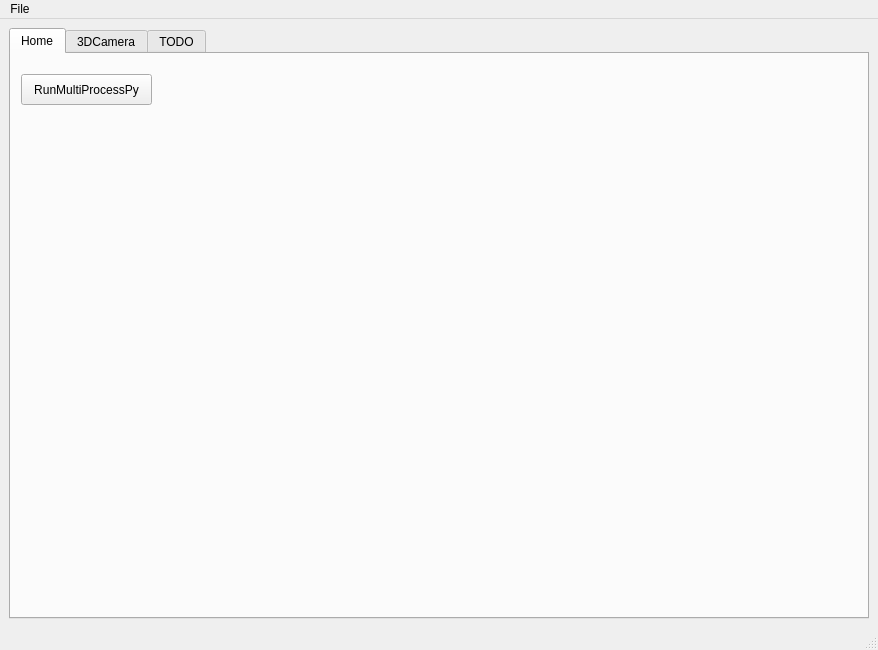
Old version of the form src/mainwindow.ui in the repository luqijun/qt_vscode.
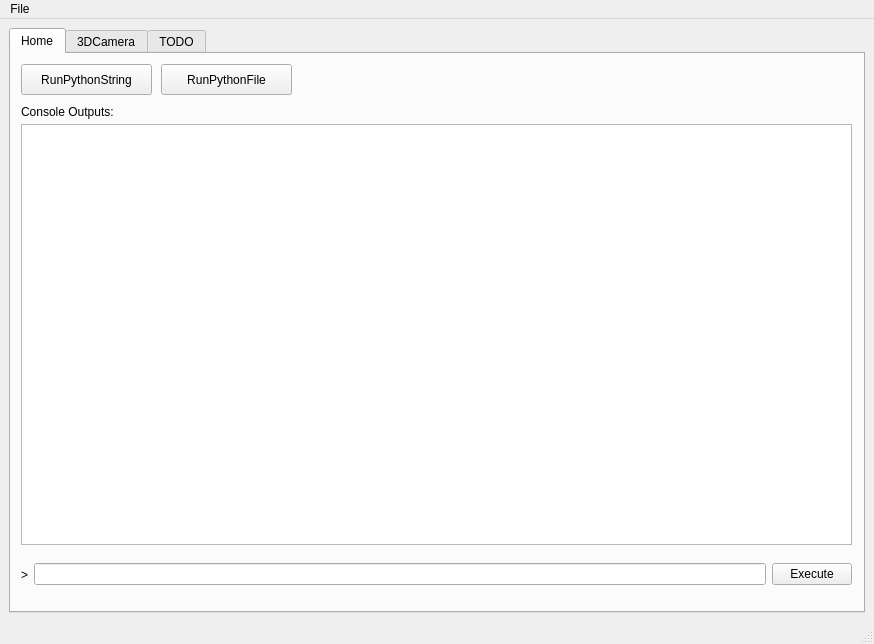
New version of the form.

Commit message: feat:  实现执行python多进程代码示例

What changed in the file:
```diff
--- a/src/mainwindow.ui
+++ b/src/mainwindow.ui
@@ -6,8 +6,8 @@
    <rect>
     <x>0</x>
     <y>0</y>
-    <width>878</width>
-    <height>650</height>
+    <width>874</width>
+    <height>644</height>
    </rect>
   </property>
   <property name="windowTitle">
@@ -27,14 +27,84 @@
        <widget class="QPushButton" name="pushButton">
         <property name="geometry">
          <rect>
+          <x>150</x>
+          <y>10</y>
+          <width>131</width>
+          <height>31</height>
+         </rect>
+        </property>
+        <property name="text">
+         <string>RunPythonFile</string>
+        </property>
+       </widget>
+       <widget class="QLabel" name="label">
+        <property name="geometry">
+         <rect>
           <x>10</x>
-          <y>20</y>
+          <y>50</y>
+          <width>101</width>
+          <height>16</height>
+         </rect>
+        </property>
+        <property name="text">
+         <string>Console Outputs:</string>
+        </property>
+       </widget>
+       <widget class="QWidget" name="horizontalLayoutWidget">
+        <property name="geometry">
+         <rect>
+          <x>10</x>
+          <y>70</y>
+          <width>831</width>
+          <height>421</height>
+         </rect>
+        </property>
+        <layout class="QHBoxLayout" name="horizontalLayout">
+         <item>
+          <widget class="QTextEdit" name="textEdit"/>
+         </item>
+        </layout>
+       </widget>
+       <widget class="QWidget" name="horizontalLayoutWidget_2">
+        <property name="geometry">
+         <rect>
+          <x>10</x>
+          <y>500</y>
+          <width>831</width>
+          <height>41</height>
+         </rect>
+        </property>
+        <layout class="QHBoxLayout" name="horizontalLayout_2">
+         <item>
+          <widget class="QLabel" name="label_2">
+           <property name="text">
+            <string>&gt;</string>
+           </property>
+          </widget>
+         </item>
+         <item>
+          <widget class="QLineEdit" name="lineEdit"/>
+         </item>
+         <item>
+          <widget class="QPushButton" name="btnExecLine">
+           <property name="text">
+            <string>Execute</string>
+           </property>
+          </widget>
+         </item>
+        </layout>
+       </widget>
+       <widget class="QPushButton" name="btnRunPyString">
+        <property name="geometry">
+         <rect>
+          <x>10</x>
+          <y>10</y>
           <width>131</width>
           <height>31</height>
          </rect>
         </property>
         <property name="text">
-         <string>RunMultiProcessPy</string>
+         <string>RunPythonString</string>
         </property>
        </widget>
       </widget>
@@ -57,8 +127,8 @@
     <rect>
      <x>0</x>
      <y>0</y>
-     <width>878</width>
-     <height>22</height>
+     <width>874</width>
+     <height>33</height>
     </rect>
    </property>
    <widget class="QMenu" name="menuFile">
```
Left out of the diff: 2 changed lines with no effect on the pictures. The commit also changes 18 other files.
